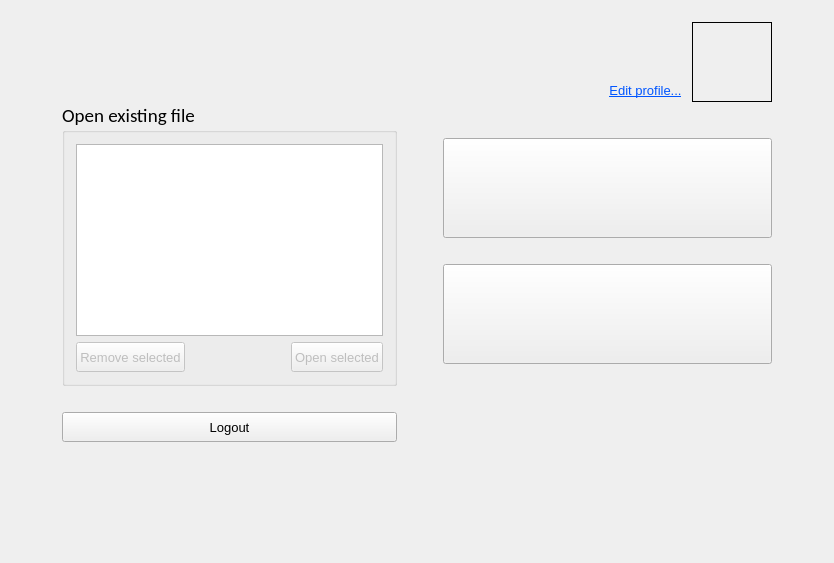
Qt form textedit/landingpage.ui (pgallo725/livetext-pds) before a commit.
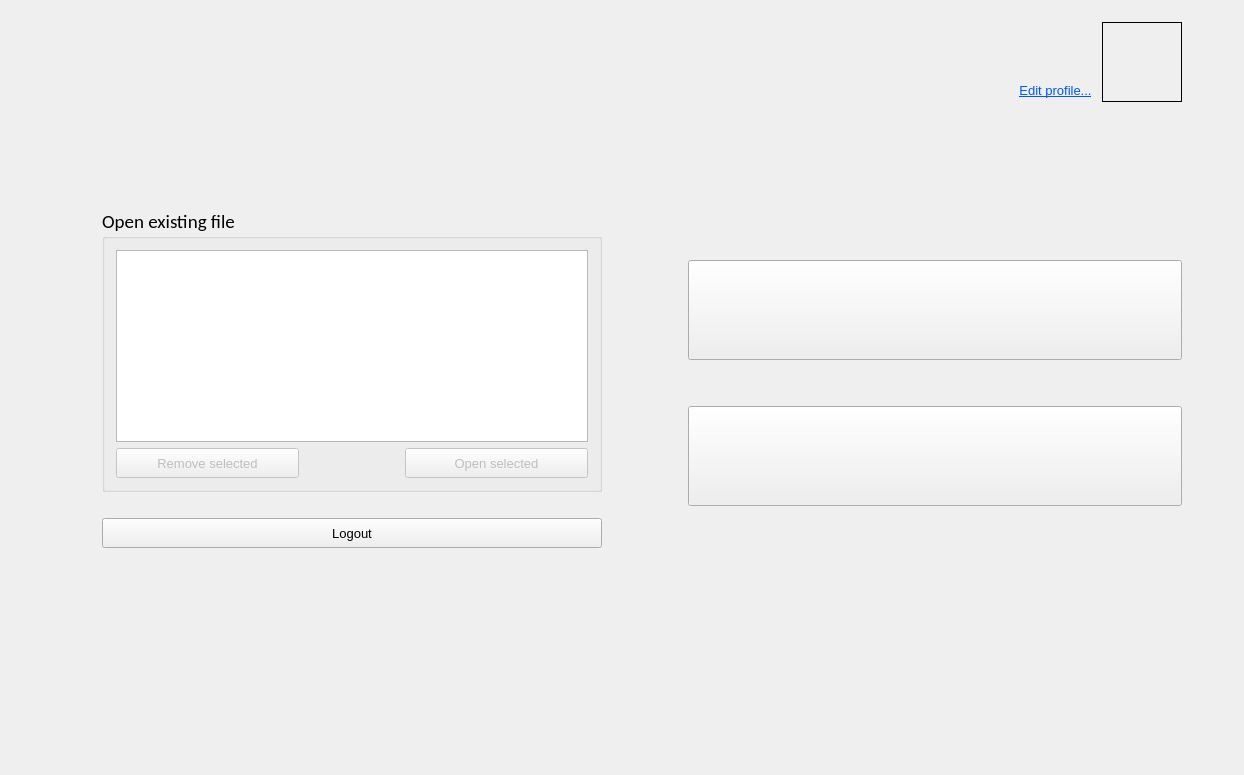
The same form after that commit.

Commit message: Added error message if server crashes during document selection GUI bugfix

```diff
--- a/textedit/landingpage.ui
+++ b/textedit/landingpage.ui
@@ -6,8 +6,8 @@
    <rect>
     <x>0</x>
     <y>0</y>
-    <width>831</width>
-    <height>563</height>
+    <width>1244</width>
+    <height>775</height>
    </rect>
   </property>
   <property name="minimumSize">
@@ -893,10 +893,10 @@
         <item>
          <layout class="QVBoxLayout" name="verticalLayout_9">
           <property name="leftMargin">
-           <number>40</number>
+           <number>80</number>
           </property>
           <property name="rightMargin">
-           <number>20</number>
+           <number>40</number>
           </property>
           <item>
            <spacer name="verticalSpacer_17">
@@ -913,6 +913,12 @@
           </item>
           <item>
            <widget class="QGroupBox" name="groupBox_2">
+            <property name="minimumSize">
+             <size>
+              <width>500</width>
+              <height>0</height>
+             </size>
+            </property>
             <property name="font">
              <font>
               <family>Calibri</family>
@@ -1077,7 +1083,7 @@
         <item>
          <layout class="QVBoxLayout" name="verticalLayout_8">
           <property name="leftMargin">
-           <number>20</number>
+           <number>40</number>
           </property>
           <property name="rightMargin">
            <number>40</number>
@@ -1254,7 +1260,7 @@
              <enum>Qt::Vertical</enum>
             </property>
             <property name="sizeType">
-             <enum>QSizePolicy::Preferred</enum>
+             <enum>QSizePolicy::Expanding</enum>
             </property>
             <property name="sizeHint" stdset="0">
              <size>
@@ -1264,19 +1270,38 @@
             </property>
            </spacer>
           </item>
+          <item>
+           <layout class="QHBoxLayout" name="horizontalLayout_9">
+            <property name="topMargin">
+             <number>0</number>
+            </property>
           <item>
            <widget class="QPushButton" name="pushButton_new">
+              <property name="sizePolicy">
+               <sizepolicy hsizetype="Preferred" vsizetype="Fixed">
+                <horstretch>0</horstretch>
+                <verstretch>0</verstretch>
+               </sizepolicy>
+              </property>
             <property name="minimumSize">
              <size>
               <width>228</width>
               <height>100</height>
              </size>
             </property>
+              <property name="maximumSize">
+               <size>
+                <width>500</width>
+                <height>16777215</height>
+               </size>
+              </property>
             <property name="text">
              <string/>
             </property>
            </widget>
           </item>
+           </layout>
+          </item>
           <item>
            <spacer name="verticalSpacer_18">
             <property name="orientation">
@@ -1288,23 +1313,42 @@
             <property name="sizeHint" stdset="0">
              <size>
               <width>20</width>
-              <height>20</height>
+              <height>40</height>
              </size>
             </property>
            </spacer>
           </item>
+          <item>
+           <layout class="QHBoxLayout" name="horizontalLayout_8">
+            <property name="topMargin">
+             <number>0</number>
+            </property>
           <item>
            <widget class="QPushButton" name="pushButton_openuri">
+              <property name="sizePolicy">
+               <sizepolicy hsizetype="Preferred" vsizetype="Fixed">
+                <horstretch>0</horstretch>
+                <verstretch>0</verstretch>
+               </sizepolicy>
+              </property>
             <property name="minimumSize">
              <size>
               <width>228</width>
               <height>100</height>
              </size>
             </property>
+              <property name="maximumSize">
+               <size>
+                <width>500</width>
+                <height>16777215</height>
+               </size>
+              </property>
             <property name="text">
              <string/>
             </property>
            </widget>
+            </item>
+           </layout>
           </item>
           <item>
            <spacer name="verticalSpacer_9">
@@ -1317,7 +1361,7 @@
             <property name="sizeHint" stdset="0">
              <size>
               <width>20</width>
-              <height>30</height>
+              <height>40</height>
              </size>
             </property>
            </spacer>
@@ -1440,7 +1484,7 @@
             <property name="sizeHint" stdset="0">
              <size>
               <width>20</width>
-              <height>40</height>
+              <height>49</height>
              </size>
             </property>
            </spacer>
```
Left out of the diff: 2 changed lines with no effect on the pictures. Lines whose indentation alone changed are shown as unchanged. The commit also changes 2 other files.
